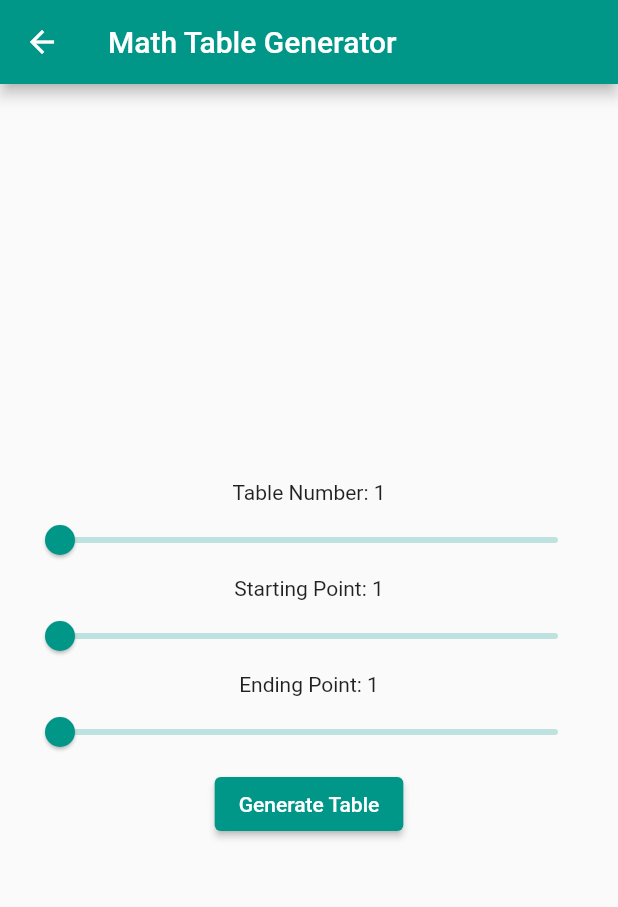
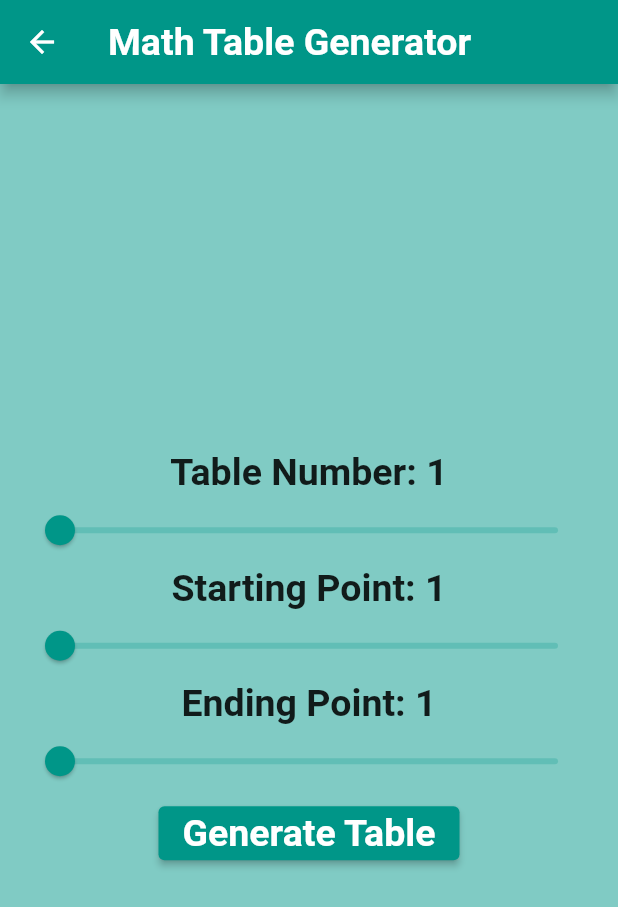
Before and after one commit to Sayyad-Amin/sp21-bcs-015, a Flutter app: the InputScreen screen opened directly, after a tap on "Generate Table", on a phone screen of 412 x 824 dp. Shown: the top 907 px of the screen. Run offline on Flutter 3.47's test engine with Material 2 defaults, Android fonts, the phone set to English and light mode, and no system bars; our stand-ins replace assets_audio_player.

Commit message:
final commit

```diff
--- a/table_genrator/lib/main.dart
+++ b/table_genrator/lib/main.dart
@@ -32,14 +32,20 @@ class _InputScreenState extends State<InputScreen> {
   Widget build(BuildContext context) {
     return Scaffold(
       appBar: AppBar(
-        title: Text('Math Table Generator'),
+        title: Text('Math Table Generator',
+          style: TextStyle(fontSize: 25,
+              fontWeight: FontWeight.w600),),
       ),
-      body: Padding(
+      body: Container(
+        color: Colors.teal.shade200,
+        child: Padding(
           padding: const EdgeInsets.all(16.0),
           child: Column(
             mainAxisAlignment: MainAxisAlignment.center,
             children: [
-            Text('Table Number: $tableNumber'),
+              Text('Table Number: $tableNumber',
+                style: TextStyle(fontSize: 25,
+                    fontWeight: FontWeight.w600),),
               Slider(
                 value: tableNumber.toDouble(),
                 min: 1,
@@ -50,7 +56,9 @@ class _InputScreenState extends State<InputScreen> {
                   });
                 },
               ),
-            Text('Starting Point: $startingPoint'),
+              Text('Starting Point: $startingPoint',
+                  style: TextStyle(fontSize: 25,
+                  fontWeight: FontWeight.w600),),
               Slider(
                 value: startingPoint.toDouble(),
                 min: 1,
@@ -61,7 +69,9 @@ class _InputScreenState extends State<InputScreen> {
                   });
                 },
               ),
-            Text('Ending Point: $endingPoint'),
+              Text('Ending Point: $endingPoint',
+                  style: TextStyle(fontSize: 25,
+                  fontWeight: FontWeight.w600),),
               Slider(
                 value: endingPoint.toDouble(),
                 min: 1,
@@ -85,9 +95,12 @@ class _InputScreenState extends State<InputScreen> {
                     ),
                   );
                 },
-              child: Text('Generate Table'),
+                child: Text('Generate Table',
+                  style: TextStyle(fontSize: 25,
+                      fontWeight: FontWeight.w600),),
               ),
             ],
+          ),
         ),
       ),
     );
--- a/table_genrator/lib/table_screen.dart
+++ b/table_genrator/lib/table_screen.dart
@@ -1,4 +1,5 @@
 import 'package:flutter/material.dart';
+import 'quiz_screen.dart';
 
 class TableScreen extends StatelessWidget {
   final int tableNumber;
@@ -15,18 +16,54 @@ class TableScreen extends StatelessWidget {
   Widget build(BuildContext context) {
     return Scaffold(
       appBar: AppBar(
-        title: Text('Table of $tableNumber',style: TextStyle(),),
+        title: Text('Table of $tableNumber',style: TextStyle(fontSize: 25,
+            fontWeight: FontWeight.w600),),
       ),
-      body: ListView.builder(
+      body: Column(
+        children: [
+          Expanded(
+            child: ListView.builder(
               itemCount: endingPoint - startingPoint + 1,
               itemBuilder: (BuildContext context, int index) {
                 int currentNumber = startingPoint + index;
-          return ListTile(
-            title: Text(
+                return Padding(
+                  padding: const EdgeInsets.all(8.0),
+                  child: Container(
+                    decoration: BoxDecoration(borderRadius: BorderRadius.circular(25),
+                        color: Colors.teal.shade200),
+                    child: ListTile(
+                      title: Center(
+                        child: Text(
                           '$tableNumber x $currentNumber = ${tableNumber * currentNumber}',
-            style: TextStyle(fontSize: 18,fontWeight: FontWeight.w600),),
+                          style: TextStyle(fontSize: 25,
+                              fontWeight: FontWeight.w600),),
+                      ),
+                    ),
+                  ),
                 );
               },
+            ),
+          ),
+          Padding(
+            padding: const EdgeInsets.all(16.0),
+            child: ElevatedButton(
+              onPressed: () {
+                Navigator.push(
+                  context,
+                  MaterialPageRoute(
+                    builder: (context) => QuizScreen(
+                      tableNumber: tableNumber,
+                      startingPoint: startingPoint,
+                      endingPoint: endingPoint,
+                    ),
+                  ),
+                );
+              },
+              child: Text('Generate Quiz',style: TextStyle(fontSize: 25,
+                  fontWeight: FontWeight.w600),),
+            ),
+          ),
+        ],
       ),
     );
   }
```
Also changed, not shown: table_genrator/lib/quiz_screen.dart (added, +119 -0 lines). Lines whose indentation alone changed are shown as unchanged.
